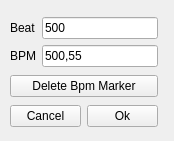
Qt form gui/src/SongEditor/SongEditorPanelBpmWidget_UI.ui (hydrogen-music/hydrogen) before a commit.
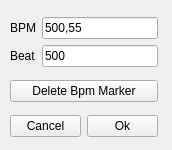
The same form after that commit.

Commit message: change position of lineedit bpm/bar

Diff of the .ui file:
```diff
--- a/gui/src/SongEditor/SongEditorPanelBpmWidget_UI.ui
+++ b/gui/src/SongEditor/SongEditorPanelBpmWidget_UI.ui
@@ -6,33 +6,36 @@
    <rect>
     <x>0</x>
     <y>0</y>
-    <width>174</width>
-    <height>141</height>
+    <width>172</width>
+    <height>150</height>
    </rect>
   </property>
   <property name="windowTitle">
    <string>Form</string>
   </property>
-  <widget class="QWidget" name="">
+  <widget class="QWidget" name="layoutWidget">
    <property name="geometry">
     <rect>
      <x>10</x>
-     <y>15</y>
+     <y>10</y>
      <width>148</width>
-     <height>116</height>
+     <height>135</height>
     </rect>
    </property>
    <layout class="QVBoxLayout" name="verticalLayout">
     <item>
      <layout class="QGridLayout" name="gridLayout">
-      <item row="0" column="0">
-       <widget class="QLabel" name="label">
+      <item row="1" column="2">
+       <widget class="QLineEdit" name="lineEditBPM">
+        <property name="toolTip">
+         <string>Edit the bpm value for current beat</string>
+        </property>
         <property name="text">
-         <string>Beat</string>
+         <string>500,55</string>
         </property>
        </widget>
       </item>
-      <item row="0" column="1">
+      <item row="2" column="2">
        <widget class="QLineEdit" name="lineEditBEAT">
         <property name="toolTip">
          <string>Edit beat in timeline</string>
@@ -42,23 +45,20 @@
         </property>
        </widget>
       </item>
-      <item row="1" column="0">
+      <item row="2" column="1">
+       <widget class="QLabel" name="label">
+        <property name="text">
+         <string>Beat</string>
+        </property>
+       </widget>
+      </item>
+      <item row="1" column="1">
        <widget class="QLabel" name="label_2">
         <property name="text">
          <string>BPM</string>
         </property>
        </widget>
       </item>
-      <item row="1" column="1">
-       <widget class="QLineEdit" name="lineEditBPM">
-        <property name="toolTip">
-         <string>Edit the bpm value for current beat</string>
-        </property>
-        <property name="text">
-         <string>500,55</string>
-        </property>
-       </widget>
-      </item>
      </layout>
     </item>
     <item>
```
Left out of the diff: 11 changed lines with no effect on the pictures. The commit also changes 1 other file.
